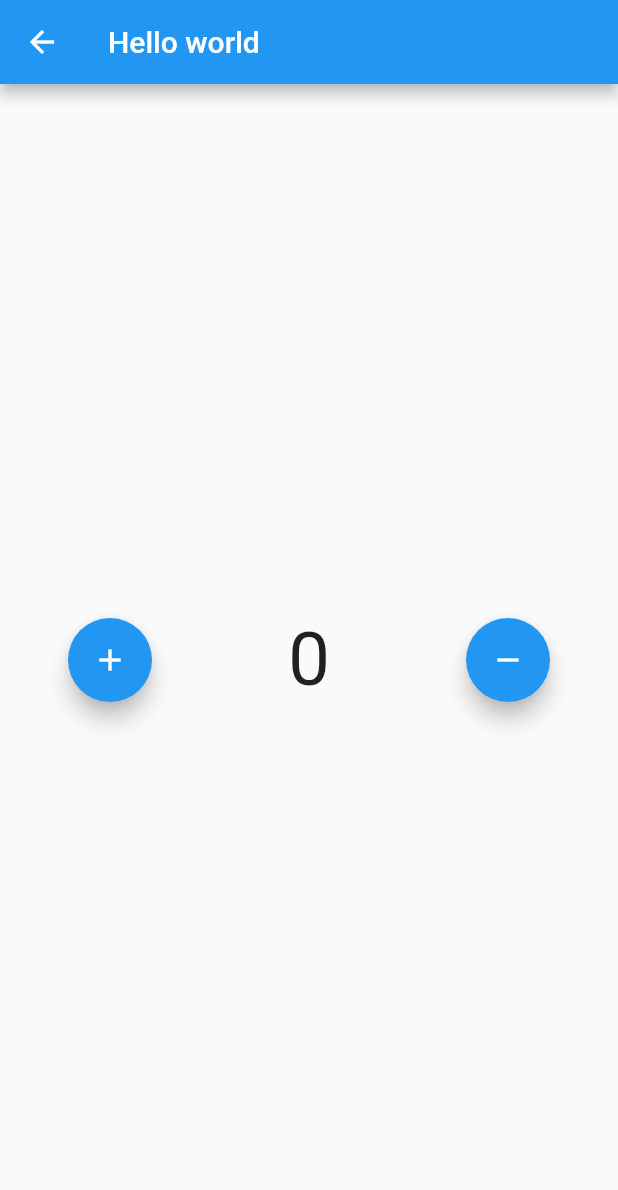
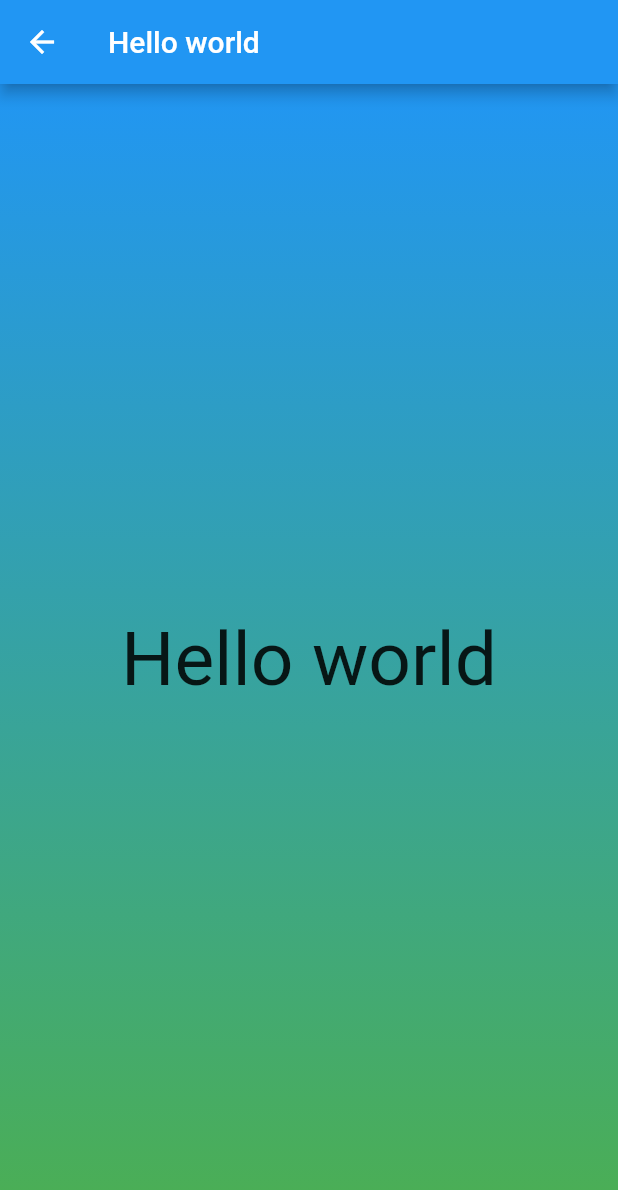
Before and after one commit to mhmadamrii/Flutter-essential-app, a Flutter app: the Playground screen opened directly, on a phone screen of 412 x 824 dp. Shown: the top 1190 px of the screen. Run offline on Flutter 3.47's test engine with Material 2 defaults, Android fonts, the phone set to English and light mode, and no system bars.

Commit message:
add someememeelfakjdf

```diff
--- a/lib/main.dart
+++ b/lib/main.dart
@@ -15,7 +15,7 @@ class MyApp extends StatelessWidget {
   @override
   Widget build(BuildContext context) {
     return MaterialApp(
-      home: const AllThingsChild(),
+      home: const Rootpagee(),
       theme: ThemeData(
         primarySwatch: Colors.blue,
       ),
--- a/lib/playground_page.dart
+++ b/lib/playground_page.dart
@@ -13,7 +13,7 @@ class Playground extends StatelessWidget {
           "Hello world",
         ),
       ),
-      body: const CounterApp(),
+      body: const ChildPlayground(),
     );
   }
 }
@@ -70,3 +70,28 @@ class _CounterAppState extends State<CounterApp> {
     );
   }
 }
+
+class ChildPlayground extends StatelessWidget {
+  const ChildPlayground({super.key});
+
+  @override
+  Widget build(BuildContext context) {
+    return Scaffold(
+      body: Container(
+        decoration: const BoxDecoration(
+          gradient: LinearGradient(
+            colors: [Colors.blue, Colors.green],
+            begin: Alignment.topCenter,
+            end: Alignment.bottomCenter,
+          ),
+        ),
+        child: const Center(
+          child: Text(
+            "Hello world",
+            style: TextStyle(fontSize: 50),
+          ),
+        ),
+      ),
+    );
+  }
+}
```
